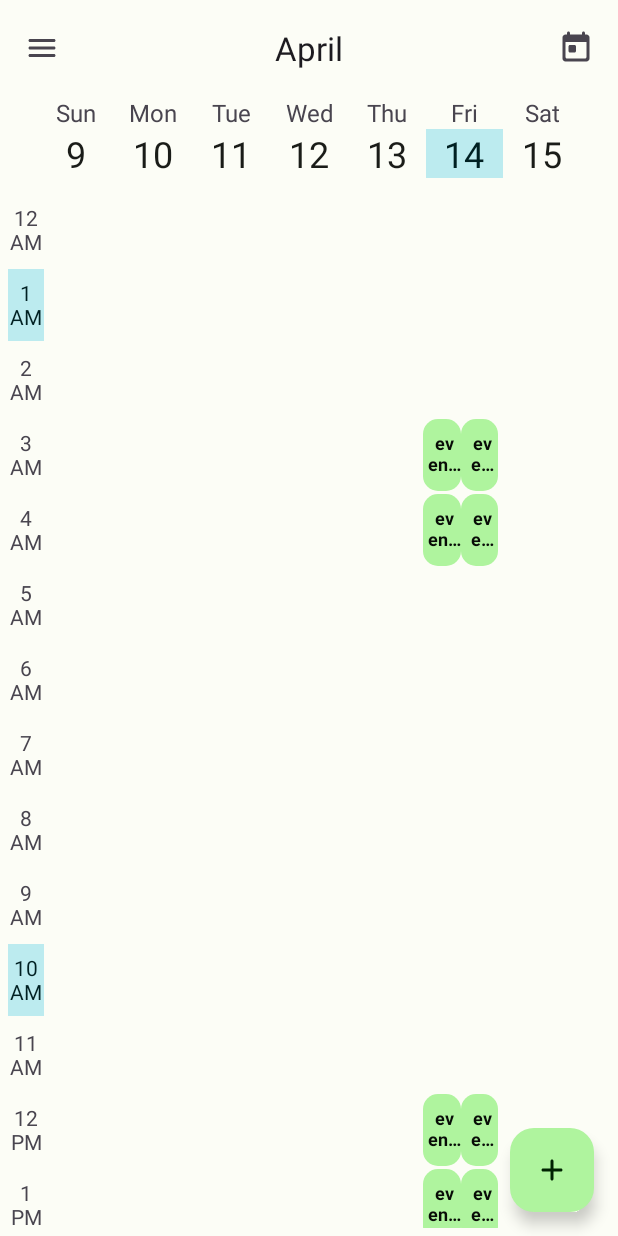
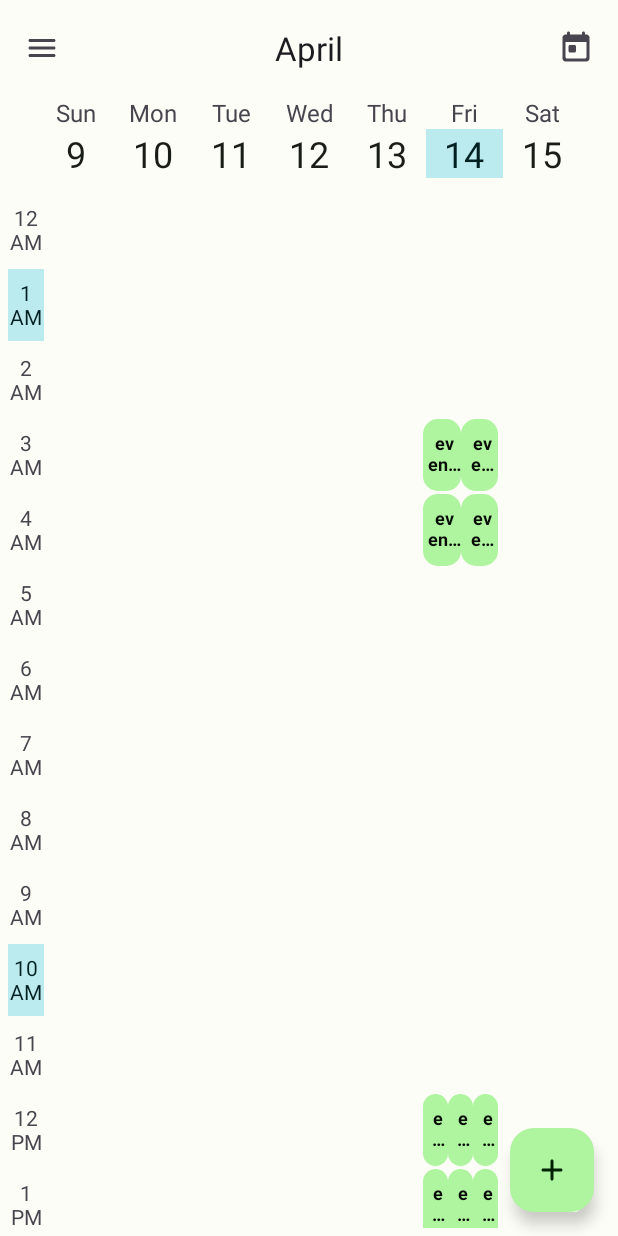
Before and after one commit to Monforton/Project-Inlook, an Android app: the WeekFragment screen opened through its navigation route, after a tap on "Add an event", on a phone screen of 412 x 824 dp. Run offline under Robolectric (Android 15) with nearby library versions, the phone set to English and light mode, and no system bars; our stand-ins replace Room's generated code; 3 other taps on this screen came first.

Commit message:
Week screen complete

```diff
--- a/app/src/main/java/uab/cs422/projectinlook/ui/day/DayFragment.kt
+++ b/app/src/main/java/uab/cs422/projectinlook/ui/day/DayFragment.kt
@@ -18,6 +18,7 @@ import uab.cs422.projectinlook.util.runOnIO
 import java.time.LocalDateTime
 import java.time.format.DateTimeFormatter
 
+@Suppress("DEPRECATION")
 class DayFragment : Fragment(), CalendarInterface {
 
     private var _binding: FragmentDayBinding? = null
@@ -42,22 +43,21 @@ class DayFragment : Fragment(), CalendarInterface {
         val hourRecyclerView = binding.hourRecycler
 
         dao = EventDatabase.getInstance(this.requireContext()).eventDao
-        var events: List<CalEvent>
+        var events: List<CalEvent> = listOf()
         day = LocalDateTime.now()
         runOnIO {
             events = dao.getEventsOfDay(day.dayOfMonth, day.monthValue, day.year)
-
-            hourRecyclerView.adapter = DayHourAdapter(this, events)
-
-            hourRecyclerView.scrollToPosition(LocalDateTime.now().hour)
         }
-        hourRecyclerView.setOnTouchListener( @SuppressLint("ClickableViewAccessibility")
+        hourRecyclerView.adapter = DayHourAdapter(this, events)
+        hourRecyclerView.scrollToPosition(LocalDateTime.now().hour)
+        hourRecyclerView.setOnTouchListener(@SuppressLint("ClickableViewAccessibility")
         object : SwipeListener(this@DayFragment.context) {
             override fun onSwipeLeft() {
                 super.onSwipeLeft()
                 day = day.plusDays(1)
                 updateEvents()
             }
+
             override fun onSwipeRight() {
                 super.onSwipeRight()
                 day = day.minusDays(1)
@@ -67,15 +67,11 @@ class DayFragment : Fragment(), CalendarInterface {
         return root
     }
 
+
     override fun onResume() {
         super.onResume()
-        runOnIO {
-            val events = dao.getEventsOfDay(day.dayOfMonth, day.monthValue, day.year)
 
-            binding.hourRecycler.adapter = DayHourAdapter(this, events)
-
-            binding.hourRecycler.scrollToPosition(LocalDateTime.now().hour)
-        }
+        updateEvents()
     }
 
     override fun onActivityCreated(savedInstanceState: Bundle?) {
@@ -111,6 +107,5 @@ class DayFragment : Fragment(), CalendarInterface {
     override fun onTodayButtonClicked() {
         day = LocalDateTime.now()
         updateEvents()
-        print("helhgelo")
     }
 }
--- a/app/src/main/java/uab/cs422/projectinlook/ui/week/WeekEventAdapter.kt
+++ b/app/src/main/java/uab/cs422/projectinlook/ui/week/WeekEventAdapter.kt
@@ -12,7 +12,6 @@ import android.view.LayoutInflater
 import android.view.View
 import android.view.ViewGroup
 import android.widget.EditText
-import android.widget.FrameLayout
 import android.widget.LinearLayout
 import android.widget.TextView
 import androidx.appcompat.content.res.AppCompatResources
@@ -29,11 +28,10 @@ import java.time.LocalTime
 
 class WeekEventAdapter(
     private val fragment: WeekFragment,
-    private val eventData: List<List<CalEvent>>,
+    private var eventData: List<List<CalEvent>>,
     private val weekDays: List<LocalDateTime>
 ) :
     RecyclerView.Adapter<WeekEventAdapter.ViewHolder>() {
-    private val data = eventData.toMutableList()
 
     class ViewHolder(view: View) : RecyclerView.ViewHolder(view) {
         val hourTV: TextView = view.findViewById(R.id.week_timeText)
@@ -187,7 +185,7 @@ class WeekEventAdapter(
     }
 
     fun updateWeekRecView(newData: List<List<CalEvent>>) {
-        data.addAll(newData)
+        eventData = newData
         notifyDataSetChanged()
     }
 }
--- a/app/src/main/java/uab/cs422/projectinlook/ui/week/WeekFragment.kt
+++ b/app/src/main/java/uab/cs422/projectinlook/ui/week/WeekFragment.kt
@@ -3,13 +3,12 @@ package uab.cs422.projectinlook.ui.week
 import android.annotation.SuppressLint
 import android.content.Context
 import android.graphics.Color
-import java.util.Calendar
 import android.os.Bundle
-import android.util.Log
 import android.util.TypedValue
 import android.view.LayoutInflater
 import android.view.View
 import android.view.ViewGroup
+import android.widget.TextView
 import androidx.appcompat.app.AppCompatActivity
 import androidx.fragment.app.Fragment
 import uab.cs422.projectinlook.EventDao
@@ -19,10 +18,10 @@ import uab.cs422.projectinlook.entities.CalEvent
 import uab.cs422.projectinlook.ui.CalendarInterface
 import uab.cs422.projectinlook.ui.SwipeListener
 import uab.cs422.projectinlook.util.runOnIO
-import java.time.DayOfWeek
 import java.time.LocalDateTime
 import java.time.ZoneId
 import java.time.format.DateTimeFormatter
+import java.util.*
 
 @Suppress("DEPRECATION")
 class WeekFragment : Fragment(), CalendarInterface {
@@ -35,6 +34,7 @@ class WeekFragment : Fragment(), CalendarInterface {
     lateinit var dao: EventDao
     private val today = LocalDateTime.now()
     private var weekDays = (Array(7) { today }).toMutableList()
+    private var dates: List<TextView> = listOf()
 
     @SuppressLint("ClickableViewAccessibility")
     override fun onCreateView(
@@ -45,25 +45,35 @@ class WeekFragment : Fragment(), CalendarInterface {
         _binding = FragmentWeekBinding.inflate(inflater, container, false)
         val root: View = binding.root
         val weekRecyclerView = binding.weeklyRecycler
+        dates = listOf(
+            binding.date1,
+            binding.date2,
+            binding.date3,
+            binding.date4,
+            binding.date5,
+            binding.date6,
+            binding.date7
+        )
 
         dao = EventDatabase.getInstance(this.requireContext()).eventDao
         setWeekDays()
-        var events: MutableList<List<CalEvent>> = MutableList(7) { listOf() }
+        val events: MutableList<List<CalEvent>> = MutableList(7) { listOf() }
         runOnIO {
             for ((i, day) in weekDays.withIndex()) {
                 events[i] = dao.getEventsOfDay(day.dayOfMonth, day.monthValue, day.year)
             }
         }
-        Log.d("TAG", "${events}")
         weekRecyclerView.adapter = WeekEventAdapter(this, events, weekDays)
+        weekRecyclerView.scrollToPosition(LocalDateTime.now().hour)
 
-        weekRecyclerView.setOnTouchListener( @SuppressLint("ClickableViewAccessibility")
+        weekRecyclerView.setOnTouchListener(@SuppressLint("ClickableViewAccessibility")
         object : SwipeListener(this@WeekFragment.context) {
             override fun onSwipeLeft() {
                 super.onSwipeLeft()
                 nextWeek()
                 updateEvents()
             }
+
             override fun onSwipeRight() {
                 super.onSwipeRight()
                 previousWeek()
@@ -75,6 +85,7 @@ class WeekFragment : Fragment(), CalendarInterface {
 
         return root
     }
+
 
     override fun onActivityCreated(savedInstanceState: Bundle?) {
         super.onActivityCreated(savedInstanceState)
@@ -90,13 +101,18 @@ class WeekFragment : Fragment(), CalendarInterface {
             LocalDateTime.now().format(DateTimeFormatter.ofPattern("LLLL"))
     }
 
+    override fun onResume() {
+        super.onResume()
+        updateEvents()
+    }
+
     override fun onDestroyView() {
         super.onDestroyView()
         _binding = null
     }
 
     override fun updateEvents() {
-        var events: MutableList<List<CalEvent>> = MutableList(7) { listOf() }
+        val events: MutableList<List<CalEvent>> = MutableList(7) { listOf() }
         runOnIO {
             for ((i, day) in weekDays.withIndex()) {
                 events[i] = dao.getEventsOfDay(day.dayOfMonth, day.monthValue, day.year)
@@ -135,13 +151,9 @@ class WeekFragment : Fragment(), CalendarInterface {
     }
 
     private fun updateDisplayedDates() {
-        binding.date1.text = "${weekDays[0].dayOfMonth}"
-        binding.date2.text = "${weekDays[1].dayOfMonth}"
-        binding.date3.text = "${weekDays[2].dayOfMonth}"
-        binding.date4.text = "${weekDays[3].dayOfMonth}"
-        binding.date5.text = "${weekDays[4].dayOfMonth}"
-        binding.date6.text = "${weekDays[5].dayOfMonth}"
-        binding.date7.text = "${weekDays[6].dayOfMonth}"
+        for ((count, date) in dates.withIndex()) {
+            date.text = "${weekDays[count].dayOfMonth}"
+        }
 
         // Set color of the day if it is today
         resetColors()
@@ -161,37 +173,9 @@ class WeekFragment : Fragment(), CalendarInterface {
                 true
             )
             val backgroundColor = typedValue.data
-            when (today.dayOfWeek) {
-                DayOfWeek.SUNDAY -> {
-                    binding.date1.setBackgroundColor(Color.valueOf(backgroundColor).toArgb())
-                    binding.date1.setTextColor(Color.valueOf(textColor).toArgb())
-                }
-                DayOfWeek.MONDAY -> {
-                    binding.date2.setBackgroundColor(Color.valueOf(backgroundColor).toArgb())
-                    binding.date2.setTextColor(Color.valueOf(textColor).toArgb())
-                }
-                DayOfWeek.TUESDAY -> {
-                    binding.date3.setBackgroundColor(Color.valueOf(backgroundColor).toArgb())
-                    binding.date3.setTextColor(Color.valueOf(textColor).toArgb())
-                }
-                DayOfWeek.WEDNESDAY -> {
-                    binding.date4.setBackgroundColor(Color.valueOf(backgroundColor).toArgb())
-                    binding.date4.setTextColor(Color.valueOf(textColor).toArgb())
-                }
-                DayOfWeek.THURSDAY -> {
-                    binding.date5.setBackgroundColor(Color.valueOf(backgroundColor).toArgb())
-                    binding.date5.setTextColor(Color.valueOf(textColor).toArgb())
-                }
-                DayOfWeek.FRIDAY -> {
-                    binding.date6.setBackgroundColor(Color.valueOf(backgroundColor).toArgb())
-                    binding.date6.setTextColor(Color.valueOf(textColor).toArgb())
-                }
-                DayOfWeek.SATURDAY -> {
-                    binding.date7.setBackgroundColor(Color.valueOf(backgroundColor).toArgb())
-                    binding.date7.setTextColor(Color.valueOf(textColor).toArgb())
-                }
-                else -> {}
-            }
+
+            dates[today.dayOfWeek.value].setBackgroundColor(Color.valueOf(backgroundColor).toArgb())
+            dates[today.dayOfWeek.value].setTextColor(Color.valueOf(textColor).toArgb())
         }
         determineMonth()
 
@@ -205,21 +189,10 @@ class WeekFragment : Fragment(), CalendarInterface {
             typedValue,
             true
         )
-        binding.date1.setBackgroundColor(Color.valueOf(0f, 0f, 0f, 0f).toArgb())
-        binding.date2.setBackgroundColor(Color.valueOf(0f, 0f, 0f, 0f).toArgb())
-        binding.date3.setBackgroundColor(Color.valueOf(0f, 0f, 0f, 0f).toArgb())
-        binding.date4.setBackgroundColor(Color.valueOf(0f, 0f, 0f, 0f).toArgb())
-        binding.date5.setBackgroundColor(Color.valueOf(0f, 0f, 0f, 0f).toArgb())
-        binding.date6.setBackgroundColor(Color.valueOf(0f, 0f, 0f, 0f).toArgb())
-        binding.date7.setBackgroundColor(Color.valueOf(0f, 0f, 0f, 0f).toArgb())
-
-        binding.date1.setTextColor(typedValue.data)
-        binding.date2.setTextColor(typedValue.data)
-        binding.date3.setTextColor(typedValue.data)
-        binding.date4.setTextColor(typedValue.data)
-        binding.date5.setTextColor(typedValue.data)
-        binding.date6.setTextColor(typedValue.data)
-        binding.date7.setTextColor(typedValue.data)
+        for (date in dates) {
+            date.setBackgroundColor(Color.valueOf(0f, 0f, 0f, 0f).toArgb())
+            date.setTextColor(typedValue.data)
+        }
     }
 
     private fun determineMonth() {
```
